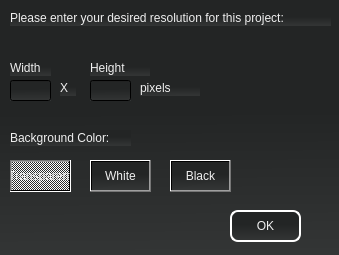
The window that PixelsSpriteEditor/GetResolutionDialog.ui (worldofnick/Pixels-Sprite-Editor) describes before a commit, drawn with Qt 5.
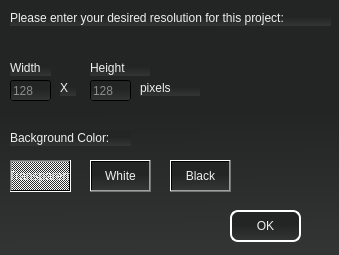
The same window after the commit.

Commit message: Added Defaults for the initial resolution. Also added functionality to the three different background colors

Diff of the .ui file:
```diff
--- a/PixelsSpriteEditor/GetResolutionDialog.ui
+++ b/PixelsSpriteEditor/GetResolutionDialog.ui
@@ -91,6 +91,12 @@
      <height>21</height>
     </rect>
    </property>
+   <property name="text">
+    <string/>
+   </property>
+   <property name="placeholderText">
+    <string>128</string>
+   </property>
   </widget>
   <widget class="QLineEdit" name="heightInputBox">
    <property name="geometry">
@@ -101,6 +107,9 @@
      <height>21</height>
     </rect>
    </property>
+   <property name="placeholderText">
+    <string>128</string>
+   </property>
   </widget>
   <widget class="QPushButton" name="okButton">
    <property name="geometry">
```
The commit also changes 6 other files.
